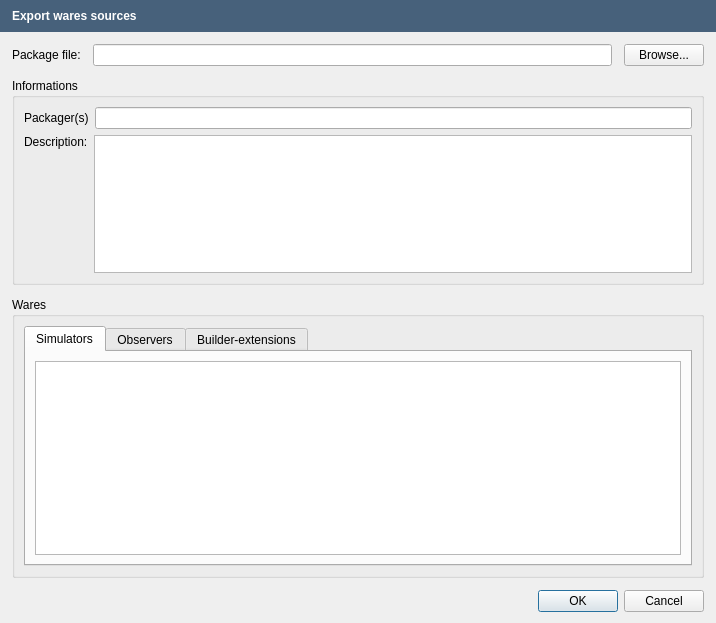
OpenFLUID/openfluid, file src/openfluid/ui/waresdev/WaresSrcExportDialog.ui: the form before one commit.
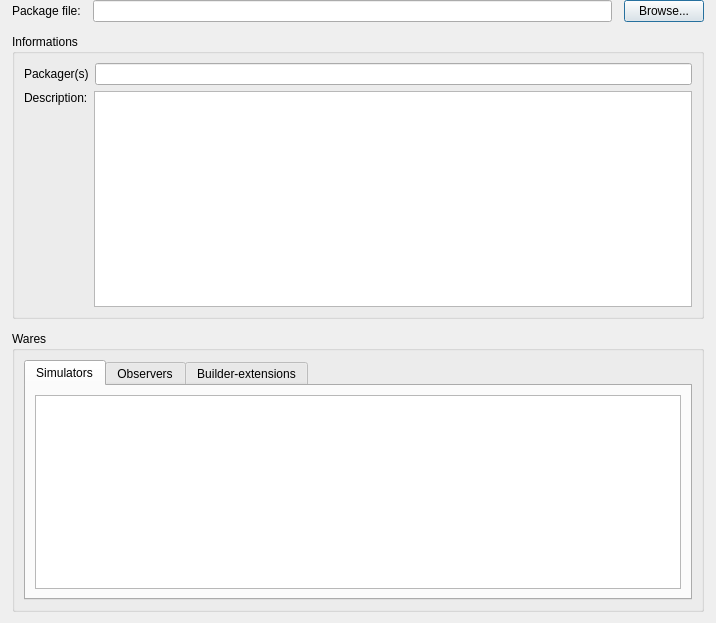
The form after the commit.

Commit message:
Introduction of message dialog for OpenFLUID applications
* Added MessageFrame and MessageDialog classes
* Cleaned code
* Switch to version 2.1.7~alpha1

(closes OpenFLUID/openfluid#790)

The edit to the form file:
```diff
--- a/src/openfluid/ui/waresdev/WaresSrcExportDialog.ui
+++ b/src/openfluid/ui/waresdev/WaresSrcExportDialog.ui
@@ -16,7 +16,7 @@
   <property name="modal">
    <bool>true</bool>
   </property>
-  <layout class="QVBoxLayout" name="verticalLayout" stretch="0,0,2,0,0">
+  <layout class="QVBoxLayout" name="verticalLayout" stretch="0,2,0">
    <property name="spacing">
     <number>12</number>
    </property>
@@ -29,52 +29,6 @@
    <property name="rightMargin">
     <number>0</number>
    </property>
-   <item>
-    <widget class="QFrame" name="MessageFrame">
-     <property name="sizePolicy">
-      <sizepolicy hsizetype="Preferred" vsizetype="Maximum">
-       <horstretch>0</horstretch>
-       <verstretch>0</verstretch>
-      </sizepolicy>
-     </property>
-     <property name="styleSheet">
-      <string notr="true">background-color: rgb(71,97,123);</string>
-     </property>
-     <property name="frameShape">
-      <enum>QFrame::Panel</enum>
-     </property>
-     <property name="frameShadow">
-      <enum>QFrame::Sunken</enum>
-     </property>
-     <property name="lineWidth">
-      <number>0</number>
-     </property>
-     <layout class="QHBoxLayout" name="horizontalLayout_3" stretch="0">
-      <property name="spacing">
-       <number>5</number>
-      </property>
-      <property name="leftMargin">
-       <number>12</number>
-      </property>
-      <item>
-       <layout class="QHBoxLayout" name="horizontalLayout_2">
-        <item>
-         <widget class="QLabel" name="MessageLabel">
-          <property name="styleSheet">
-           <string notr="true">color: rgb(255, 255, 255);
-font : bold;
-</string>
-          </property>
-          <property name="text">
-           <string notr="true">Export wares sources</string>
-          </property>
-         </widget>
-        </item>
-       </layout>
-      </item>
-     </layout>
-    </widget>
-   </item>
    <item>
     <layout class="QVBoxLayout" name="verticalLayout_2">
      <property name="leftMargin">
@@ -218,29 +172,6 @@
      </item>
     </layout>
    </item>
-   <item>
-    <layout class="QHBoxLayout" name="horizontalLayout_4">
-     <property name="leftMargin">
-      <number>12</number>
-     </property>
-     <property name="rightMargin">
-      <number>12</number>
-     </property>
-     <item>
-      <widget class="QDialogButtonBox" name="ButtonBox">
-       <property name="sizePolicy">
-        <sizepolicy hsizetype="Expanding" vsizetype="Fixed">
-         <horstretch>0</horstretch>
-         <verstretch>0</verstretch>
-        </sizepolicy>
-       </property>
-       <property name="standardButtons">
-        <set>QDialogButtonBox::Cancel|QDialogButtonBox::Ok</set>
-       </property>
-      </widget>
-     </item>
-    </layout>
-   </item>
   </layout>
  </widget>
  <resources/>
```
Left out of the diff: 19 changed lines with no effect on the pictures. The commit also changes 82 other files.
